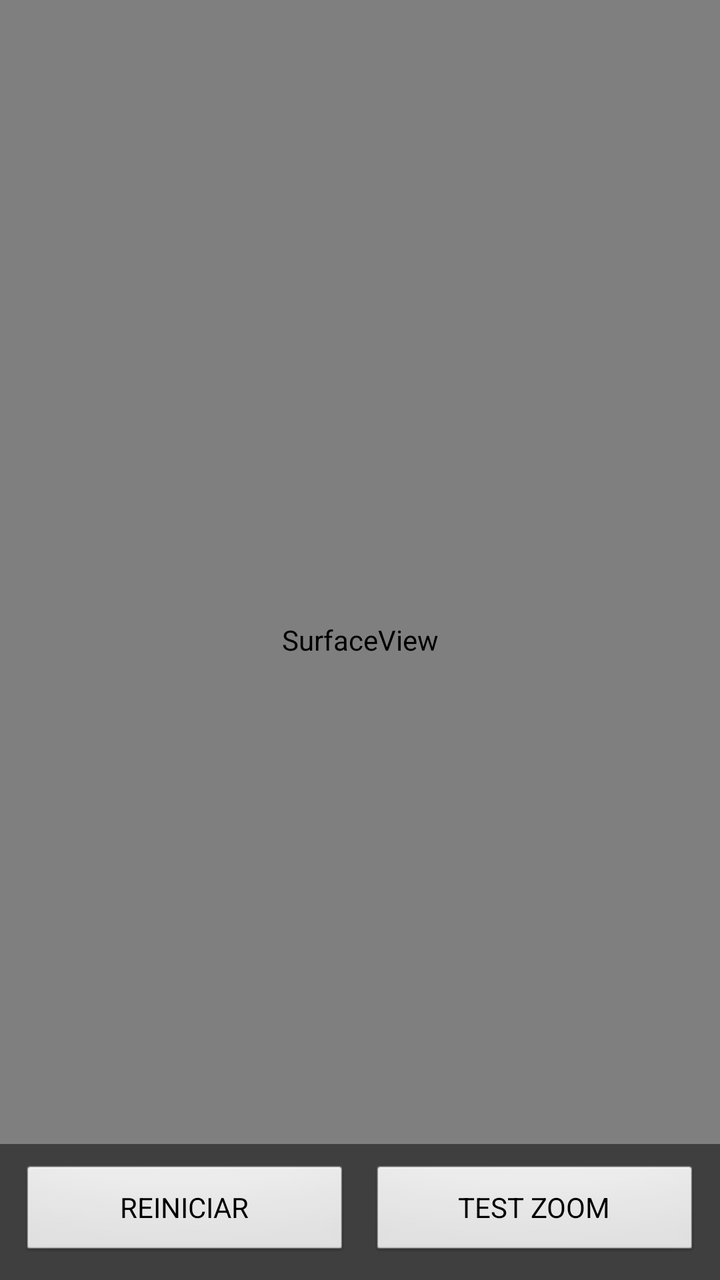
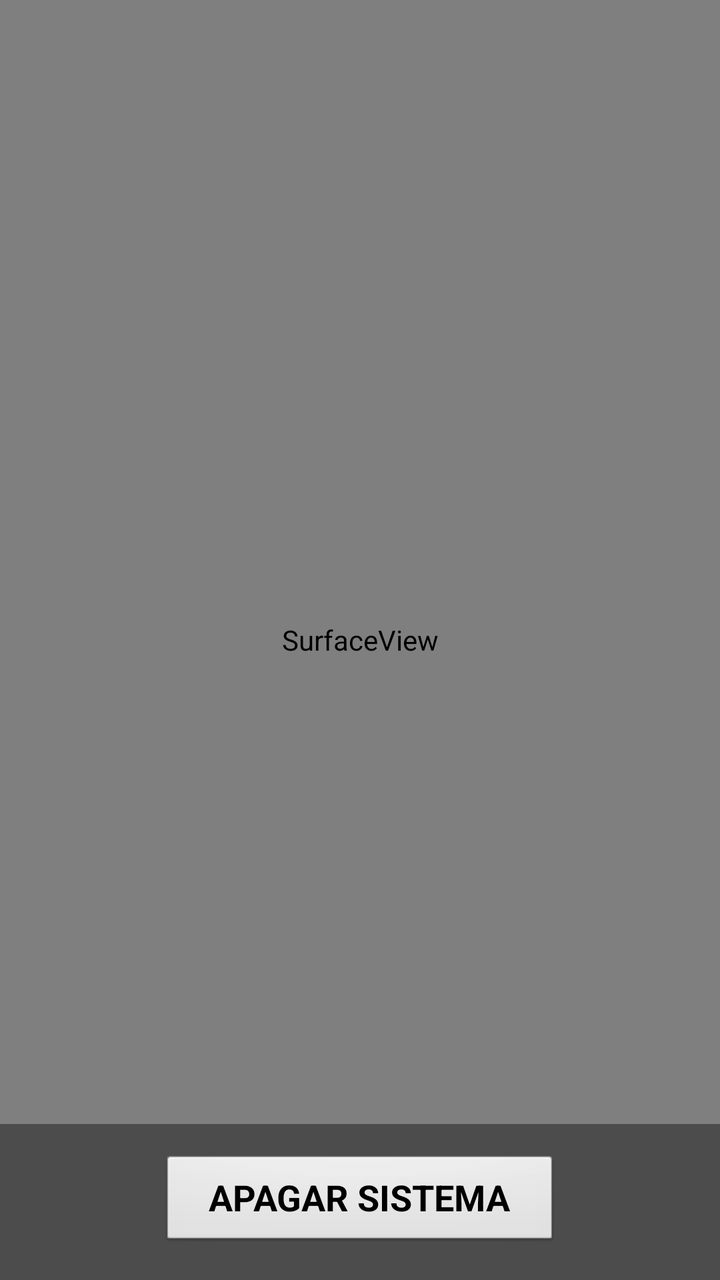

Screens rendered from an Android XML layout before and after an edit, with the pre-edit source and the edit as a unified diff.
<!-- AndroidManifest.xml: activity theme android:Theme.NoTitleBar.Fullscreen -->
<!-- res/layout/activity_main.xml -->
<?xml version="1.0" encoding="utf-8"?>
<FrameLayout xmlns:android="http://schemas.android.com/apk/res/android"
    android:layout_width="match_parent"
    android:layout_height="match_parent"
    android:background="#000000">

    <SurfaceView
        android:id="@+id/cameraPreview"
        android:layout_width="match_parent"
        android:layout_height="match_parent" />

    <LinearLayout
        android:layout_width="match_parent"
        android:layout_height="wrap_content"
        android:layout_gravity="bottom"
        android:background="#80000000"
        android:orientation="horizontal"
        android:padding="10dp"
        android:weightSum="2">

        <Button
            android:id="@+id/btn_activate"
            android:layout_width="0dp"
            android:layout_height="wrap_content"
            android:layout_weight="1"
            android:layout_marginRight="5dp"
            android:text="REINICIAR" />

        <Button
            android:id="@+id/btn_test_zoom"
            android:layout_width="0dp"
            android:layout_height="wrap_content"
            android:layout_weight="1"
            android:layout_marginLeft="5dp"
            android:text="TEST ZOOM" />
    </LinearLayout>

</FrameLayout>
<!-- resources referenced by this layout -->
<resources>

</resources>

<!-- the commit's change to res/layout/activity_main.xml (unified diff, before → after) -->
@@ -13,26 +13,18 @@
         android:layout_width="match_parent"
         android:layout_height="wrap_content"
         android:layout_gravity="bottom"
-        android:background="#80000000"
-        android:orientation="horizontal"
-        android:padding="10dp"
-        android:weightSum="2">
+        android:gravity="center"
+        android:padding="15dp"
+        android:background="#66000000">
 
         <Button
-            android:id="@+id/btn_activate"
-            android:layout_width="0dp"
+            android:id="@+id/btn_kill_app"
+            android:layout_width="wrap_content"
             android:layout_height="wrap_content"
-            android:layout_weight="1"
-            android:layout_marginRight="5dp"
-            android:text="REINICIAR" />
-
-        <Button
-            android:id="@+id/btn_test_zoom"
-            android:layout_width="0dp"
-            android:layout_height="wrap_content"
-            android:layout_weight="1"
-            android:layout_marginLeft="5dp"
-            android:text="TEST ZOOM" />
+            android:minWidth="200dp"
+            android:text="APAGAR SISTEMA"
+            android:textSize="18sp"
+            android:textStyle="bold" />
     </LinearLayout>
 
 </FrameLayout>
